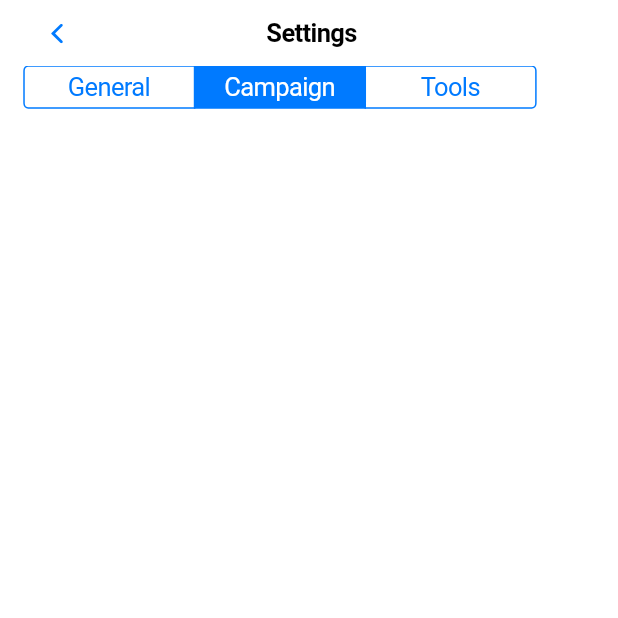
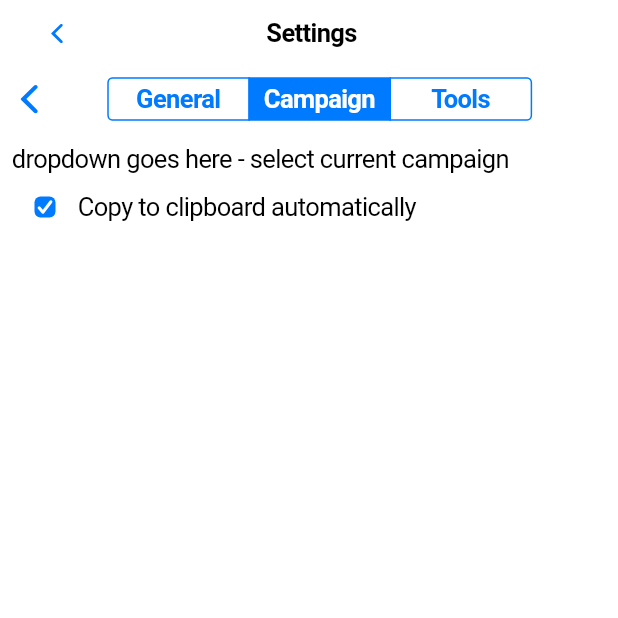
Before and after one commit to spacegiant/mini_solo, a Flutter app: the SettingsView screen opened directly with empty values, after a tap on "Campaign", on a phone screen of 412 x 824 dp, the top half of it. Run offline on Flutter 3.47's test engine with Material 3 defaults, Android fonts, the light colour scheme and no system bars; our stand-ins replace flutter_markdown.

Commit message:
Add segmented control to settings

```diff
--- a/lib/views/settings_view.dart
+++ b/lib/views/settings_view.dart
@@ -1,6 +1,12 @@
 import 'package:flutter/cupertino.dart';
 
 enum Category { general, campaign, tools }
+
+Map<Category, Widget> settingsPages = <Category, Widget>{
+  Category.general: const GeneralSettings(),
+  Category.campaign: const CampaignSettings(),
+  Category.tools: const ToolsSettings(),
+};
 
 class SettingsView extends StatefulWidget {
   const SettingsView({
@@ -17,11 +23,6 @@ class SettingsView extends StatefulWidget {
 }
 
 class _SettingsViewState extends State<SettingsView> {
-  bool autoCopy = true;
-  bool mythicAll = false;
-  bool mythic = true;
-  bool tac = false;
-
   Category _selectedSegment = Category.general;
 
   @override
@@ -36,7 +37,10 @@ class _SettingsViewState extends State<SettingsView> {
         middle: Text('${widget.title} Settings'),
       ),
       child: SafeArea(
-        child: CupertinoSegmentedControl<Category>(
+        child: Column(
+          children: [
+            CupertinoNavigationBar(
+              middle: CupertinoSegmentedControl<Category>(
                 groupValue: _selectedSegment,
                 onValueChanged: (Category value) {
                   setState(() {
@@ -45,74 +49,23 @@ class _SettingsViewState extends State<SettingsView> {
                 },
                 children: const {
                   Category.general: Padding(
-              padding: EdgeInsets.symmetric(horizontal: 20),
+                    padding: EdgeInsets.symmetric(horizontal: 10),
                     child: Text('General'),
                   ),
                   Category.campaign: Padding(
-              padding: EdgeInsets.symmetric(horizontal: 20),
+                    padding: EdgeInsets.symmetric(horizontal: 10),
                     child: Text('Campaign'),
                   ),
                   Category.tools: Padding(
-              padding: EdgeInsets.symmetric(horizontal: 20),
+                    padding: EdgeInsets.symmetric(horizontal: 10),
                     child: Text('Tools'),
                   ),
                 },
               ),
-        // child: Padding(
-        //   padding: const EdgeInsets.all(8.0),
-        //   child: Column(
-        //     crossAxisAlignment: CrossAxisAlignment.start,
-        //     children: [
-        //       const SettingsHeading(label: 'General settings'),
-        //       SettingsOption(
-        //         isActive: autoCopy,
-        //         label: 'Copy to clipboard automatically',
-        //         onChanged: (isChecked) {
-        //           setState(() {
-        //             autoCopy = isChecked!;
-        //           });
-        //         },
-        //       ),
-        //       const SettingsHeading(label: 'Campaign settings'),
-        //       SettingsOption(
-        //         isActive: autoCopy,
-        //         label: 'Copy to clipboard automatically',
-        //         onChanged: (isChecked) {
-        //           setState(() {
-        //             autoCopy = isChecked!;
-        //           });
-        //         },
-        //       ),
-        //       SettingsHeading(
-        //         label: 'Mythic',
-        //         checkAll: mythicAll,
-        //         onChanged: (isChecked) {
-        //           setState(() {
-        //             mythicAll = isChecked!;
-        //           });
-        //         },
-        //       ),
-        //       SettingsOption(
-        //         isActive: mythic,
-        //         label: 'Action table',
-        //         onChanged: (isChecked) {
-        //           setState(() {
-        //             mythic = isChecked!;
-        //           });
-        //         },
-        //       ),
-        //       SettingsOption(
-        //         isActive: tac,
-        //         label: 'Description table',
-        //         onChanged: (isChecked) {
-        //           setState(() {
-        //             tac = isChecked!;
-        //           });
-        //         },
-        //       )
-        //     ],
-        //   ),
-        // ),
+            ),
+            settingsPages[_selectedSegment] ?? const Text('Eh'),
+          ],
+        ),
       ),
     );
   }
@@ -180,3 +133,116 @@ class SettingsHeading extends StatelessWidget {
     );
   }
 }
+
+class GeneralSettings extends StatefulWidget {
+  const GeneralSettings({super.key});
+
+  @override
+  State<GeneralSettings> createState() => _GeneralSettingsState();
+}
+
+class _GeneralSettingsState extends State<GeneralSettings> {
+  bool autoCopy = true;
+
+  @override
+  Widget build(BuildContext context) {
+    return Padding(
+      padding: const EdgeInsets.all(8.0),
+      child: Column(
+        crossAxisAlignment: CrossAxisAlignment.start,
+        children: [
+          const SettingsHeading(label: 'General settings'),
+          SettingsOption(
+            isActive: autoCopy,
+            label: 'Copy to clipboard automatically',
+            onChanged: (isChecked) {
+              setState(() {
+                autoCopy = isChecked!;
+              });
+            },
+          ),
+        ],
+      ),
+    );
+  }
+}
+
+class CampaignSettings extends StatefulWidget {
+  const CampaignSettings({super.key});
+
+  @override
+  State<CampaignSettings> createState() => _CampaignSettingsState();
+}
+
+class _CampaignSettingsState extends State<CampaignSettings> {
+  @override
+  Widget build(BuildContext context) {
+    return Padding(
+      padding: const EdgeInsets.all(8.0),
+      child: Column(
+        crossAxisAlignment: CrossAxisAlignment.stretch,
+        children: [
+          // TODO: FIX ME
+          const Text('dropdown goes here - select current campaign'),
+          SettingsOption(
+            isActive: true,
+            label: 'Copy to clipboard automatically',
+            onChanged: (isChecked) {},
+          ),
+        ],
+      ),
+    );
+  }
+}
+
+class ToolsSettings extends StatefulWidget {
+  const ToolsSettings({super.key});
+
+  @override
+  State<ToolsSettings> createState() => _ToolsSettingsState();
+}
+
+class _ToolsSettingsState extends State<ToolsSettings> {
+  bool mythicAll = false;
+  bool mythic = true;
+  bool tac = false;
+
+  @override
+  Widget build(BuildContext context) {
+    return Padding(
+      padding: const EdgeInsets.all(8.0),
+      child: Column(
+        crossAxisAlignment: CrossAxisAlignment.start,
+        children: [
+          SettingsHeading(
+            label: 'Mythic',
+            checkAll: mythicAll,
+            onChanged: (isChecked) {
+              setState(() {
+                mythicAll = isChecked!;
+              });
+            },
+          ),
+          SettingsOption(
+            isActive: mythic,
+            label: 'Action table',
+            onChanged: (isChecked) {
+              setState(() {
+                mythic = isChecked!;
+              });
+            },
+          ),
+          SettingsOption(
+            isActive: tac,
+            label: 'Description table',
+            onChanged: (isChecked) {
+              setState(() {
+                tac = isChecked!;
+              });
+            },
+          )
+        ],
+      ),
+    );
+  }
+}
```
Lines whose indentation alone changed are shown as unchanged.
